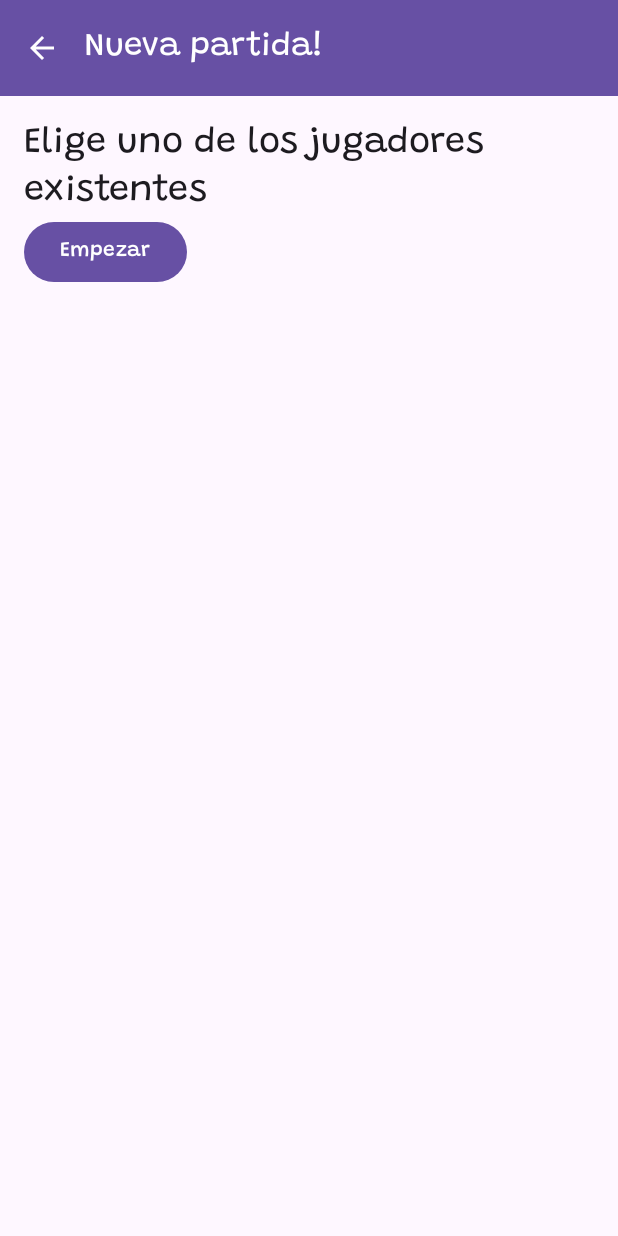
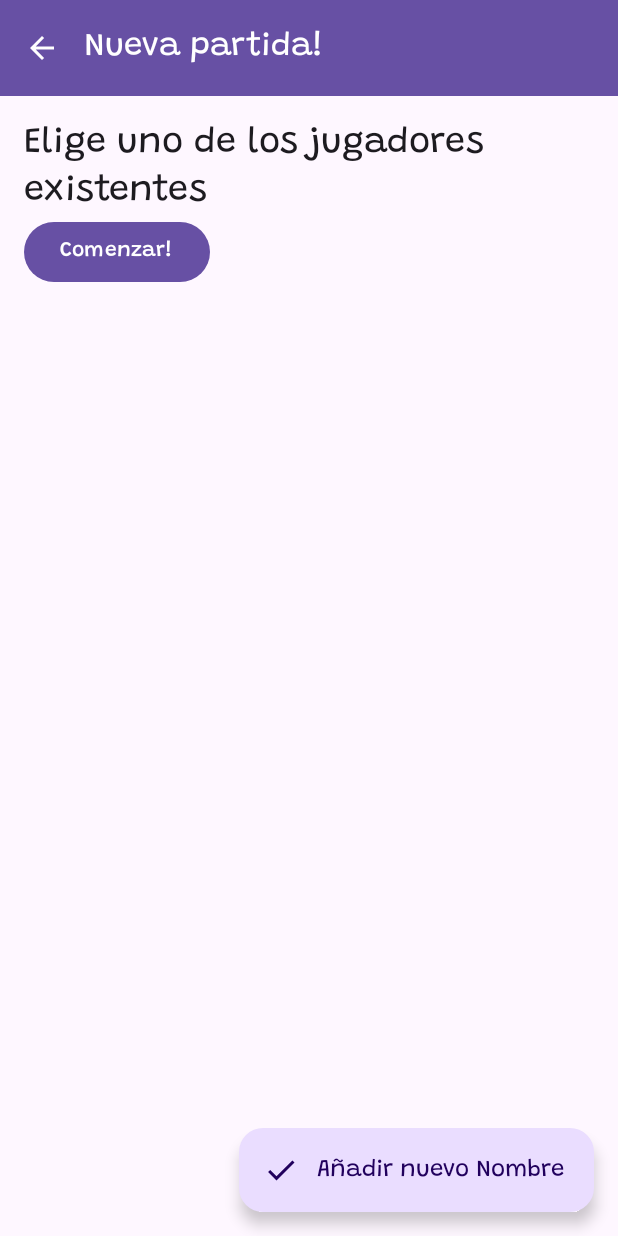
Before and after one commit to jfalvarez/ElPuntuador, an Android app built with Jetpack Compose: the NewGameView screen opened through its navigation route, on a phone screen of 412 x 824 dp. Run offline under Robolectric (Android 15) with nearby library versions, the phone set to English and light mode, and no system bars; our stand-ins replace Room's generated code.

Commit message:
add new players on selector new game

```diff
--- a/app/src/main/java/com/jfaf/elpuntuador/model/data/database/GameDao.kt
+++ b/app/src/main/java/com/jfaf/elpuntuador/model/data/database/GameDao.kt
@@ -30,7 +30,7 @@ interface GameDao {
     @Query("Update Score set score = :newScore where playerID = :playerID and gameID = :gameId")
     suspend fun updateScore(gameId: Int, playerID: Int, newScore: Int)
 
-    @Query("SELECT * FROM Players")
+    @Query("SELECT * FROM Players order by name asc")
     suspend fun getPlayers(): List<PlayerDaoEntity>
 
     @Query("SELECT * FROM game")
@@ -42,7 +42,7 @@ interface GameDao {
     @Query("SELECT * FROM Score where gameID = :gameId")
     suspend fun getScoresByGameId(gameId: Int): List<ScoreDaoEntity>
 
-    @Query("SELECT Players.id as playerId, Score.gameID as gameId, Players.name,Players.thumbnail, Score.score  FROM Score inner join Players on Score.playerID = Players.id where gameID = :gameID")
+    @Query("SELECT Players.id as playerId, Score.gameID as gameId, Players.name,Players.thumbnail, Score.score  FROM Score inner join Players on Score.playerID = Players.id where gameID = :gameID order by Players.name asc")
     suspend fun getPlayersByGameID(gameID: Int): List<PlayerOnGame>
 
 
--- a/app/src/main/java/com/jfaf/elpuntuador/model/data/entities/Player.kt
+++ b/app/src/main/java/com/jfaf/elpuntuador/model/data/entities/Player.kt
@@ -5,7 +5,7 @@ import android.os.Parcelable
 
 data class Player (
     val id: Int,
-    val name: String,
+    var name: String,
     var score: Int,
     var isSelected: Boolean = false
 ): Parcelable {
--- a/app/src/main/java/com/jfaf/elpuntuador/ui/screens/choice/ChoiceView.kt
+++ b/app/src/main/java/com/jfaf/elpuntuador/ui/screens/choice/ChoiceView.kt
@@ -29,6 +29,8 @@ fun ChoiceView(
     CommonTopBar(
         title = stringResource(id = R.string.choice_title),
         onUpClick = onUpClick,
+        showFB = false,
+        onFBClick = {}
     ) { paddingValues ->
         Column(
             horizontalAlignment = Alignment.CenterHorizontally,
--- a/app/src/main/java/com/jfaf/elpuntuador/ui/screens/main/ElPuntuadorApp.kt
+++ b/app/src/main/java/com/jfaf/elpuntuador/ui/screens/main/ElPuntuadorApp.kt
@@ -18,7 +18,9 @@ import com.jfaf.elpuntuador.ui.screens.shared.CommonTopBar
 fun ElPuntuadorApp(onUpClick: () -> Unit) {
     CommonTopBar(
         onUpClick = onUpClick,
-        title = stringResource(id = R.string.main_title)
+        title = stringResource(id = R.string.main_title),
+        showFB = false,
+        onFBClick = {}
     ) { paddingValues ->
         Box(
             contentAlignment = Alignment.TopCenter,
--- a/app/src/main/java/com/jfaf/elpuntuador/ui/screens/newgame/NewGameView.kt
+++ b/app/src/main/java/com/jfaf/elpuntuador/ui/screens/newgame/NewGameView.kt
@@ -27,12 +27,17 @@ import org.koin.androidx.compose.koinViewModel
 fun NewGameView(
     onUpClick: () -> Unit,
     onStartClicked: (Int) -> Unit,
-    viewModel: NewGameViewModel = koinViewModel()
+    viewModel: NewGameViewModel = koinViewModel(),
 ) {
+    var showNewPlayerDialog by remember { mutableStateOf(false) }
     CommonTopBar(
         title = stringResource(id = R.string.new_game_title),
         onUpClick = onUpClick,
+        showFB = true,
+        onFBClick = { showNewPlayerDialog = true }
     ) { paddingValues ->
+
+
 
         val newGameState by viewModel.state.collectAsState()
 
@@ -70,11 +75,23 @@ fun NewGameView(
                             viewModel.createGame()
                         },
                     ) {
-                        Text(text = stringResource(id = R.string.new_game_fb))
+                        Text(text = stringResource(id = R.string.new_game_button_text))
                     }
                 }
             }
 
+        }
+
+        if(showNewPlayerDialog) {
+            InputNewPlayerDialog(
+                onDismissRequest = {
+                    showNewPlayerDialog = false
+                },
+                onOkClicked = {
+                    viewModel.insertPlayer(it)
+                    showNewPlayerDialog = false
+                }
+            )
         }
 
         if(newGameState.startedGameId != -1) {
--- a/app/src/main/java/com/jfaf/elpuntuador/ui/screens/newgame/NewGameViewModel.kt
+++ b/app/src/main/java/com/jfaf/elpuntuador/ui/screens/newgame/NewGameViewModel.kt
@@ -24,8 +24,9 @@ class NewGameViewModel(
         }
     }
 
-    fun insertPlayer(player: Player) = viewModelScope.launch {
-        puntuadorUseCase.insertPlayer(player)
+    fun insertPlayer(name: String) = viewModelScope.launch {
+        puntuadorUseCase.insertPlayer(Player(0,name,0,false ))
+        _state.value = state.value.copy(players = puntuadorUseCase.getPlayers())
     }
 
     fun createGame() = viewModelScope.launch {
--- a/app/src/main/java/com/jfaf/elpuntuador/ui/screens/shared/CommonTopBar.kt
+++ b/app/src/main/java/com/jfaf/elpuntuador/ui/screens/shared/CommonTopBar.kt
@@ -24,7 +24,10 @@ import com.jfaf.elpuntuador.ui.theme.ElPuntuadorTheme
 fun CommonTopBar(
     onUpClick: () -> Unit,
     title: String,
-    content: @Composable (paddingValues: PaddingValues) -> Unit
+    showFB: Boolean = false,
+    onFBClick: () -> Unit,
+    content: @Composable (paddingValues: PaddingValues) -> Unit,
+
 ) {
     ElPuntuadorTheme {
         Surface(
@@ -46,6 +49,20 @@ fun CommonTopBar(
                         )
                     )
                 },
+                floatingActionButton = {
+                    if (showFB) {
+                        ExtendedFloatingActionButton(
+                            onClick = { onFBClick() },
+                            icon = {
+                                Icon(
+                                    imageVector = Icons.Default.Done,
+                                    contentDescription = null
+                                )
+                            },
+                            text = { Text(text = stringResource(R.string.new_game_fb), style = MaterialTheme.typography.bodyLarge) }
+                        )
+                    }
+                }
 
             ) {
                 content(it)
--- a/app/src/main/res/values/strings.xml
+++ b/app/src/main/res/values/strings.xml
@@ -15,11 +15,13 @@
     <string name="modal_button_cancel">Cancelar</string>
     <string name="modal_button_ok">Aceptar</string>
     <string name="modal_label">Puntuación</string>
+    <string name="modal_new_player_hint">¿Cómo te llamas?</string>
 
     <!--New Game-->
     <string name="new_game_title">Nueva partida!</string>
+    <string name="new_game_button_text">Comenzar!</string>
     <string name="new_game_name">Escribe tu nombre</string>
     <string name="new_game_name_typed">Participante: %1$s</string>
-    <string name="new_game_fb">Empezar</string>
+    <string name="new_game_fb">Añadir nuevo Nombre</string>
 
 </resources>
```
Also changed, not shown: app/src/main/java/com/jfaf/elpuntuador/ui/screens/newgame/InputNewPlayerDialog.kt (added, +100 -0 lines).
